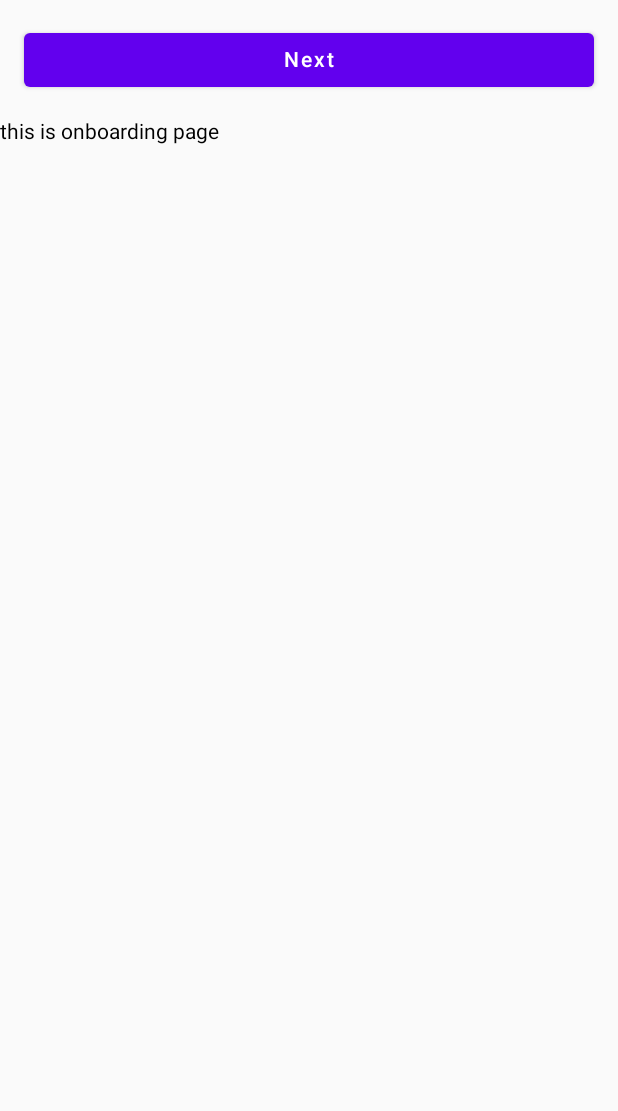
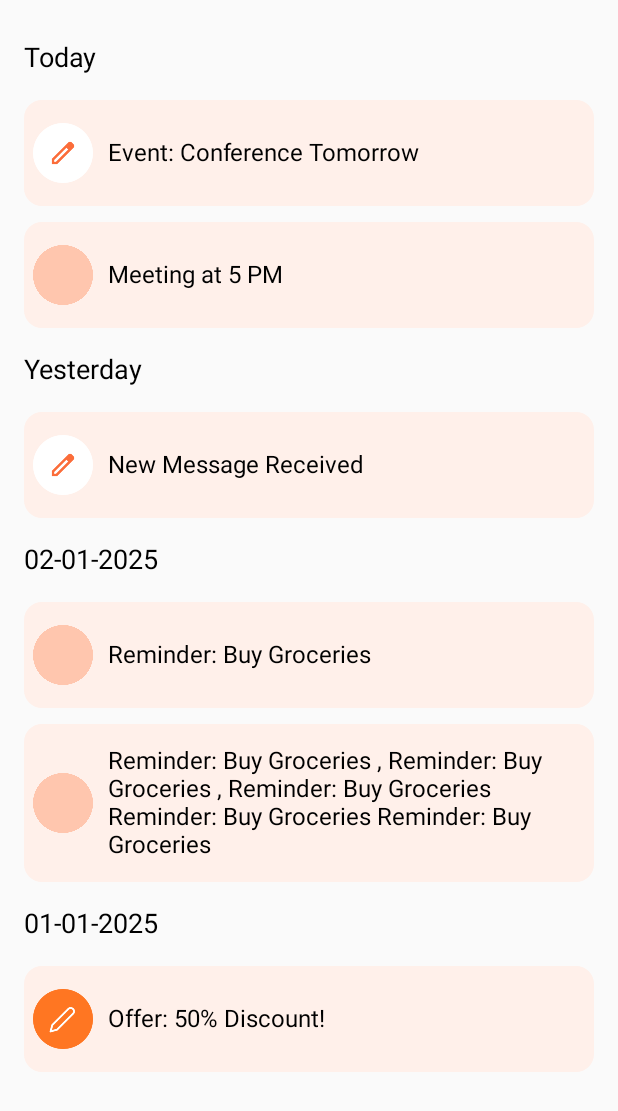
Before and after one commit to chemsou7876/Projet_TDM_frontend, an Android app built with Jetpack Compose: the screen it shows after launch (MainActivity), on a phone screen of 412 x 824 dp. Shown: the top 1111 px of the screen. Run offline under Robolectric (Android 15) with nearby library versions, the phone set to English and light mode, and no system bars.

Commit message:
notification page

```diff
--- a/app/src/main/java/com/example/projet_tdm/MainActivity.kt
+++ b/app/src/main/java/com/example/projet_tdm/MainActivity.kt
@@ -8,8 +8,10 @@ import android.provider.ContactsContract.Profile
 import androidx.activity.ComponentActivity
 import androidx.activity.compose.setContent
 import androidx.navigation.compose.rememberNavController
+import com.example.projet_tdm.models.Notification
 import com.example.projet_tdm.navigation.AppNavigation
 import com.example.projet_tdm.screens.auth.SignUpScreen
+import com.example.projet_tdm.screens.home.tabs.NotificationsTab
 import com.example.projet_tdm.screens.profile.Adresses
 import com.example.projet_tdm.screens.profile.Edit_adresses
 import com.example.projet_tdm.screens.profile.ProfilePage
@@ -20,12 +22,10 @@ class MainActivity : ComponentActivity() {
         super.onCreate(savedInstanceState)
         setContent {
 
-              AppNavigation()
+            //AppNavigation()
 
 
-
-
-
+           NotificationsTab()
         }
     }
 }
--- /dev/null
+++ b/app/src/main/java/com/example/projet_tdm/models/Notification.kt
@@ -0,0 +1,3 @@
+package com.example.projet_tdm.models
+
+data class Notification(val id: Int, val text: String, val date: String, val pic: Int)
--- a/app/src/main/java/com/example/projet_tdm/screens/home/tabs/NotificationsTab.kt
+++ b/app/src/main/java/com/example/projet_tdm/screens/home/tabs/NotificationsTab.kt
@@ -1,14 +1,126 @@
 package com.example.projet_tdm.screens.home.tabs
 
+import android.annotation.SuppressLint
+import android.app.Notification
+import androidx.compose.foundation.Image
+import androidx.compose.foundation.background
 import androidx.compose.foundation.layout.*
-import androidx.compose.material.*
+import androidx.compose.foundation.lazy.LazyColumn
+import androidx.compose.foundation.lazy.items
+import androidx.compose.foundation.shape.RoundedCornerShape
+import androidx.compose.material.Text
 import androidx.compose.runtime.*
+import androidx.compose.ui.Alignment
 import androidx.compose.ui.Modifier
+import androidx.compose.ui.draw.clip
+import androidx.compose.ui.graphics.Color
+import androidx.compose.ui.graphics.painter.Painter
+import androidx.compose.ui.res.painterResource
+import androidx.compose.ui.unit.dp
+import androidx.compose.ui.unit.sp
+import com.example.projet_tdm.R
+import java.text.SimpleDateFormat
+import java.time.LocalDate
+import java.time.format.DateTimeFormatter
+import java.time.temporal.ChronoUnit
+
+
+@SuppressLint("NewApi")
+@Composable
+fun NotificationsTab() {
+    val notifications = listOf(
+        com.example.projet_tdm.models.Notification(
+            2,
+            "Offer: 50% Discount!",
+            "01-01-2025",
+            R.drawable.ic_edit
+        ),
+        com.example.projet_tdm.models.Notification(
+            3,
+            "Reminder: Buy Groceries",
+            "02-01-2025",
+            R.drawable.profile_pic
+        ),
+        com.example.projet_tdm.models.Notification(
+            6,
+            "Reminder: Buy Groceries , Reminder: Buy Groceries , Reminder: Buy Groceries Reminder: Buy Groceries Reminder: Buy Groceries",
+            "02-01-2025",
+            R.drawable.profile_pic
+        ),
+        com.example.projet_tdm.models.Notification(
+            4,
+            "New Message Received",
+            "05-01-2025",
+            R.drawable.ic_pen
+        ),
+        com.example.projet_tdm.models.Notification(
+            5,
+            "Event: Conference Tomorrow",
+            "06-01-2025",
+            R.drawable.ic_pen
+        ),
+
+        com.example.projet_tdm.models.Notification(
+            1,
+            "Meeting at 5 PM",
+            "06-01-2025",
+            R.drawable.profile_pic
+        ),
+    )
+    val groupedNotifications = notifications.groupBy { it.date }
+    val sortedGroupedNotifications = groupedNotifications.toSortedMap(
+        compareByDescending { SimpleDateFormat("dd-MM-yyyy").parse(it) }
+    )
+
+
+    Column(modifier = Modifier.fillMaxSize()) {
+        LazyColumn(
+            modifier = Modifier
+                .fillMaxSize()
+                .padding(16.dp)
+        ) {
+            sortedGroupedNotifications.forEach { (date, notificationList) ->
+                item {
+                    val formatter = DateTimeFormatter.ofPattern("dd-MM-yyyy")
+                    val parsedDate = LocalDate.parse(date, formatter)
+                    val today = LocalDate.now()
+                    val textToDisplay = when {
+                        parsedDate == today -> "Today"
+                        parsedDate == today.minus(1, ChronoUnit.DAYS) -> "Yesterday"
+                        else -> date // You can format this if needed
+                    }
+                    //   Spacer(modifier = Modifier.height(20.dp))
+                    Text(
+                        text =textToDisplay,
+                        fontSize = 18.sp,
+                        modifier = Modifier.padding(vertical = 12.dp )
+                    )
+                }
+
+                items(notificationList) { notification ->
+                   Column (modifier = Modifier.padding(vertical = 5.dp)){
+                       NotificationCard(notification.text , pic = notification.pic)
+                   }
+                }
+            }
+        }
+
+    }
+}
 
 @Composable
-fun NotificationsTab() {
-    Column(modifier = Modifier.fillMaxSize()) {
-        // Add your notifications tab content here
-        Text("Notifications Content")
-    }
+fun NotificationCard(text:String , pic: Int){
+   Row (modifier = Modifier.fillMaxWidth()
+       .clip(shape = RoundedCornerShape(12.dp))
+       .background(color = Color(0xFFFFF0EA))
+       .padding(vertical = 15.dp , horizontal = 6.dp)
+       , verticalAlignment = Alignment.CenterVertically) {
+       Image(
+           painter = painterResource(id = pic),
+           contentDescription = "Default Notification Image",
+           modifier = Modifier.size(40.dp)
+       )
+       Spacer(modifier = Modifier.width(10.dp))
+       Text(text, fontSize = 16.sp)
+   }
 }
```
Also changed, not shown: app/src/main/res/drawable/notif_back.png (added), app/src/main/res/drawable/notification/ic_back.png (added).
